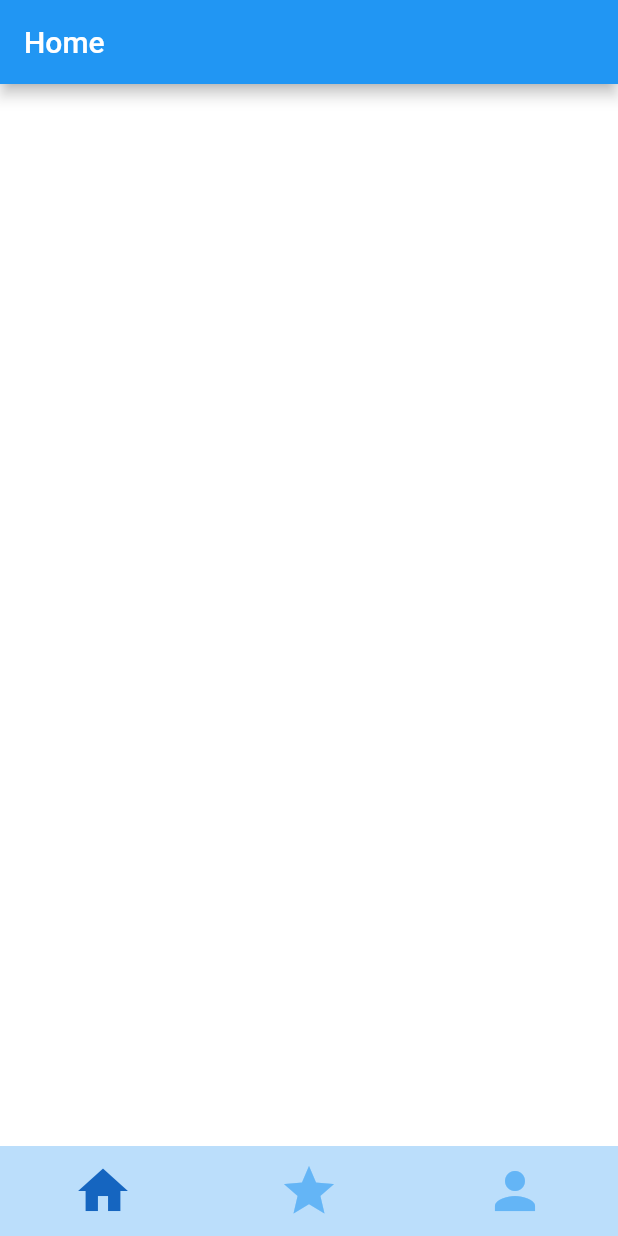
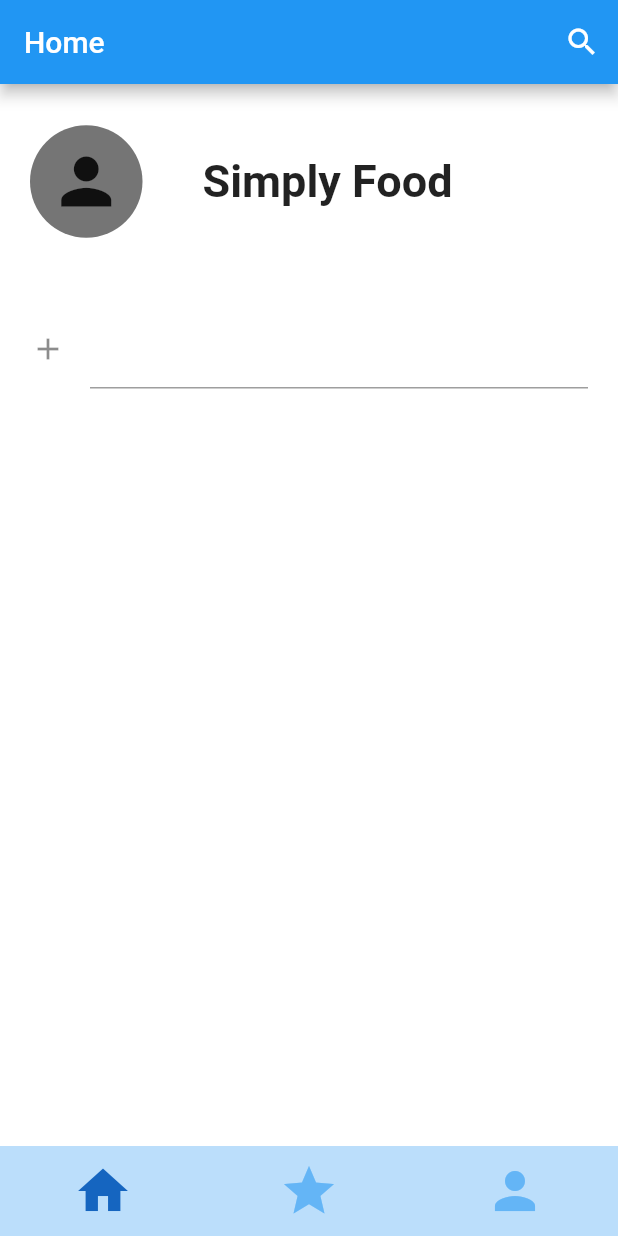
Before and after one commit to Haelioe/recipe_app, a Flutter app: the screen it shows after launch, on a phone screen of 412 x 824 dp. Run offline on Flutter 3.47's test engine with Material 2 defaults, Android fonts, the phone set to English and light mode, and no system bars.

Commit message:
I MADE THE MF HOMESCREEEENNNNNNNNNNNNNNNNNN!!!!!!!!!!!!!!!!!!!!!!!!!!!!!!!!!!!!

```diff
--- a/lib/screens/home_screen.dart
+++ b/lib/screens/home_screen.dart
@@ -1,5 +1,7 @@
 import 'package:flutter/material.dart';
+import 'package:recipeapp/screens/honey_chicken_screen.dart';
 import 'package:recipeapp/screens/profile_screen.dart';
+import 'package:recipeapp/screens/recents_screen.dart';
 
 import 'favorites_screen.dart';
 
@@ -8,19 +10,161 @@ class HomeScreen extends StatefulWidget {
   _HomeScreenState createState() => _HomeScreenState();
 }
 
+
+
 class _HomeScreenState extends State<HomeScreen> {
   @override
+
+  List<String> ingredients = List<String>();
+
+
   Widget build(BuildContext context) {
+
     return Scaffold(
       backgroundColor: Colors.white,
       appBar: AppBar(
         title: Text("Home"),
         automaticallyImplyLeading: false,
+         actions:<Widget>[
+
+         IconButton(
+          onPressed: (){
+            Navigator.push(context,
+                new MaterialPageRoute(builder: (_) => HoneyChicken()));
+          },
+          icon: Icon(Icons.search),
+
+        ),
+],
       ),
-      body: Column(
-        crossAxisAlignment: CrossAxisAlignment.start,
-        children: <Widget>[],
+
+
+
+
+
+
+
+      body: ListView(
+        children: [
+          Container(
+            color: Colors.amber[25],
+            child: Row(
+                crossAxisAlignment: CrossAxisAlignment.center
+              ,
+                children: <Widget>[
+                  SizedBox(height: 130),
+
+                  SizedBox(width: 20),
+                  Container(
+                    height: 75,
+                    width: 75,
+                    decoration: BoxDecoration(
+                      color: Colors.black54,
+                      shape: BoxShape.circle,
+                    ),
+                    child: Icon(
+                      Icons.person,
+                      size: 50,
+                      color: Colors.black87,
+                    ),
+
+
+                    ),
+
+                  SizedBox(width: 40),
+                  Text('Simply Food',
+
+                    textAlign: TextAlign.center,
+                    style: TextStyle(fontSize: 30, fontWeight: FontWeight.bold),
+
+                  ),
+          ],
+            ),
+
+          ),
+
+          Container(
+            color: Colors.amber[25],
+
+
+
+                child: Padding(
+                  padding: const EdgeInsets.all(20),
+                  child: Container(
+
+                    height: 70.0,
+                    width:50.0,
+
+                    decoration: BoxDecoration(
+                      borderRadius: BorderRadius.circular(30.0),
+                    ),
+                    child: TextField(
+                      textInputAction: TextInputAction.done,
+                      style: TextStyle(fontSize: 25, color: Colors.lightGreen),
+                      autocorrect: false,
+                      decoration: InputDecoration(icon: Icon(Icons.add)),
+                      cursorColor: Colors.lightGreen,
+                      onSubmitted: (text){
+                        setState(() {
+                          ingredients.add(text);
+                        });
+
+
+                      },
+                    ),
+
+
+
+
+                  ),
+
+                ),
+
+
+
+            ),
+
+          Container(
+            height: 400,
+
+
+            child: ListView.builder(
+              itemCount: ingredients.length,
+              itemBuilder: (BuildContext context, int index) {
+                return Container(
+
+                  child: Center(
+
+                    child: Text(
+
+
+                      ingredients[index],
+                        style: TextStyle(
+                            color: Colors.grey[800],
+                            fontWeight: FontWeight.bold,
+                            fontSize: 40),
+
+
+                    ),
+
+                  ),
+                );
+              },
+            ),
+          ),
+
+
+
+
+
+
+
+
+        ],
+
       ),
+
+
       bottomNavigationBar: Row(
         children: <Widget>[
           Container(
@@ -69,7 +213,8 @@ class _HomeScreenState extends State<HomeScreen> {
                 color: Colors.blue[300],
                 size: 40,
               ),
-            ),
+
+          ),
           ),
         ],
       ),
```
